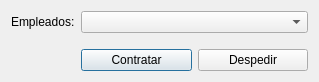
This is windows/AddRemoveEmployeeDialog.ui in santichialvo/holidaysAdministrator as Qt 5 draws it before an edit. The edited form follows.
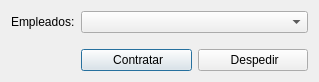
This is the edited form. Icons and pictures are not drawn.

```diff
--- a/windows/AddRemoveEmployeeDialog.ui
+++ b/windows/AddRemoveEmployeeDialog.ui
@@ -39,7 +39,7 @@
      <item>
       <widget class="QPushButton" name="add_pushButton">
        <property name="text">
-        <string>Contratar</string>
+        <string> Contratar</string>
        </property>
        <property name="icon">
         <iconset resource="../images/Resource_ha.qrc">
@@ -50,7 +50,7 @@
      <item>
       <widget class="QPushButton" name="remove_pushButton">
        <property name="text">
-        <string>Despedir</string>
+        <string> Despedir</string>
        </property>
        <property name="icon">
         <iconset resource="../images/Resource_ha.qrc">
```
Left out of the diff: 4 changed lines with no effect on the pictures.
